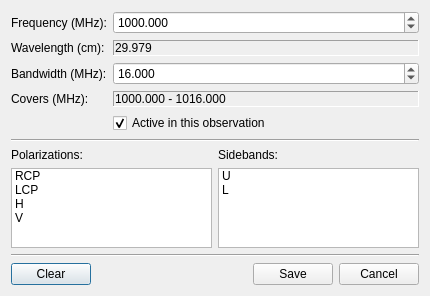
Old version of the form pastrocore/gui_pyside/dialog_editor_if.ui in the repository Torward1024/pAstroCORE.
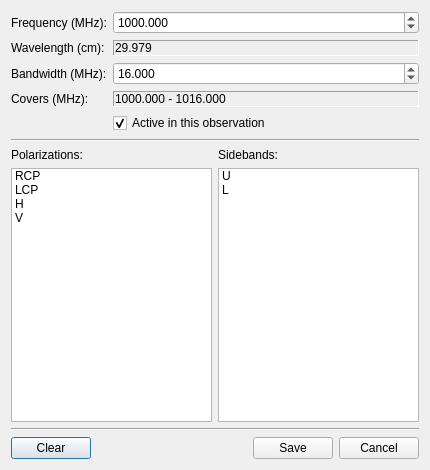
New version of the form. Icons and pictures are not drawn.

What changed in the file:
```diff
--- a/pastrocore/gui_pyside/dialog_editor_if.ui
+++ b/pastrocore/gui_pyside/dialog_editor_if.ui
@@ -10,7 +10,7 @@
     <x>0</x>
     <y>0</y>
     <width>430</width>
-    <height>296</height>
+    <height>470</height>
    </rect>
   </property>
   <property name="sizePolicy">
```
